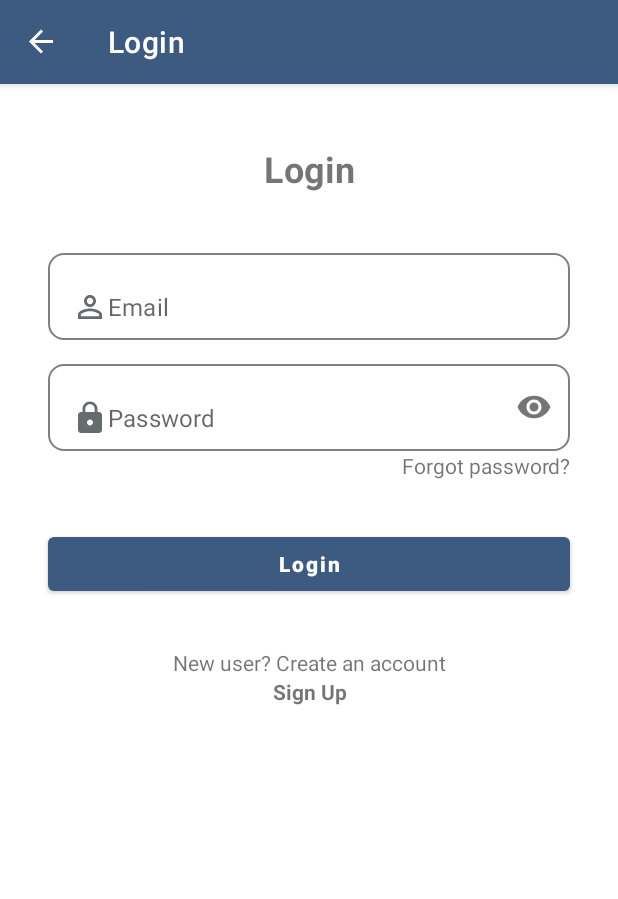
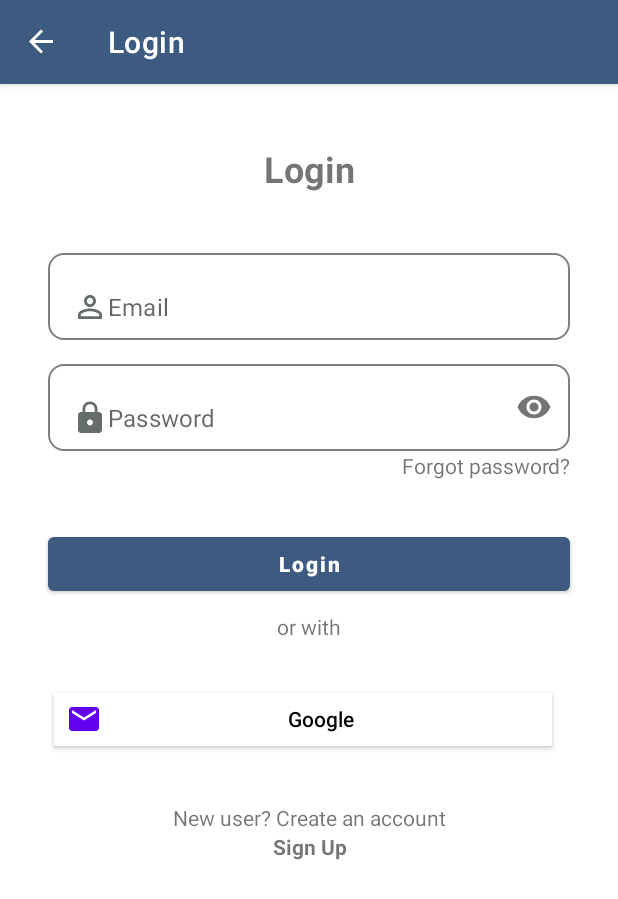
Before and after one commit to jivenandrabado/com.aix.mpagents, an Android app: the screen it shows after launch (MainActivity), on a phone screen of 412 x 824 dp. Shown: the top 899 px of the screen. Run offline under Robolectric (Android 15) with nearby library versions, the phone set to English and light mode, and no system bars; our stand-ins replace Firebase (no records; nobody signed in at launch, a user with empty details on screens opened directly), data binding, navigation-ui; plain views replace LoginButton; pictures from the network do not load.

Commit message:
Update app name to MAgents, add feature google sign in, apply fetching name, email and avatar from google

```diff
--- a/app/src/main/java/com/aix/mpagents/views/fragments/user/LoginFragment.java
+++ b/app/src/main/java/com/aix/mpagents/views/fragments/user/LoginFragment.java
@@ -94,6 +94,7 @@ public class LoginFragment extends Fragment implements LoginInterface {
 
     private void initLoginListener(){
         userSharedViewModel.isUserLoggedin().observe(getViewLifecycleOwner(), aBoolean -> {
+            System.out.println("LOGIN_initLoginListener" + aBoolean);
             if (aBoolean) {
                 if (progressDialogFragment.getTag() != null && progressDialogFragment.getTag().equals(dialogLoginTag)) {
                     progressDialogFragment.dismiss();
@@ -205,7 +206,6 @@ public class LoginFragment extends Fragment implements LoginInterface {
                         if (result.getResultCode() == Activity.RESULT_OK) {
                             Intent data = result.getData();
                             ErrorLog.WriteDebugLog("Activity result received" + data);
-
                             Task<GoogleSignInAccount> task = GoogleSignIn.getSignedInAccountFromIntent(data);
                             try {
                                 // Google Sign In was successful, authenticate with Firebase
--- a/app/src/main/res/layout/fragment_login.xml
+++ b/app/src/main/res/layout/fragment_login.xml
@@ -144,7 +144,7 @@
             app:layout_constraintEnd_toEndOf="@+id/buttonLoginAsGuest"
             app:layout_constraintStart_toStartOf="@+id/buttonLoginAsGuest"
             app:layout_constraintTop_toBottomOf="@+id/buttonLoginAsGuest"
-            android:visibility="gone"/>
+            android:visibility="visible"/>
 
         <!--        <androidx.appcompat.widget.AppCompatButton-->
         <!--            android:id="@+id/facebookLoginBtn"-->
@@ -176,10 +176,10 @@
             android:text="@string/google"
             android:textAllCaps="false"
             android:textColor="@color/black"
-            app:layout_constraintEnd_toEndOf="@+id/buttonLoginAsGuest"
-            app:layout_constraintStart_toStartOf="@+id/guideline2"
+            app:layout_constraintEnd_toEndOf="@+id/buttonLogin"
+            app:layout_constraintStart_toStartOf="@+id/buttonLogin"
             app:layout_constraintTop_toBottomOf="@+id/textView2"
-            android:visibility="gone"/>
+            android:visibility="visible"/>
 
         <TextView
             android:id="@+id/textViewNewUser"
--- a/app/src/main/res/values/strings.xml
+++ b/app/src/main/res/values/strings.xml
@@ -1,5 +1,5 @@
 <resources>
-    <string name="app_name">MPAgents</string>
+    <string name="app_name">MAgents</string>
 
     <!--    Login-->
     <string name="email">Email</string>
```
Also changed, not shown: app/src/main/java/com/aix/mpagents/repositories/FirebaseLoginRepo.java (+10 -7 lines), app/src/main/java/com/aix/mpagents/utilities/StringUtils.java (added, +23 -0 lines).
